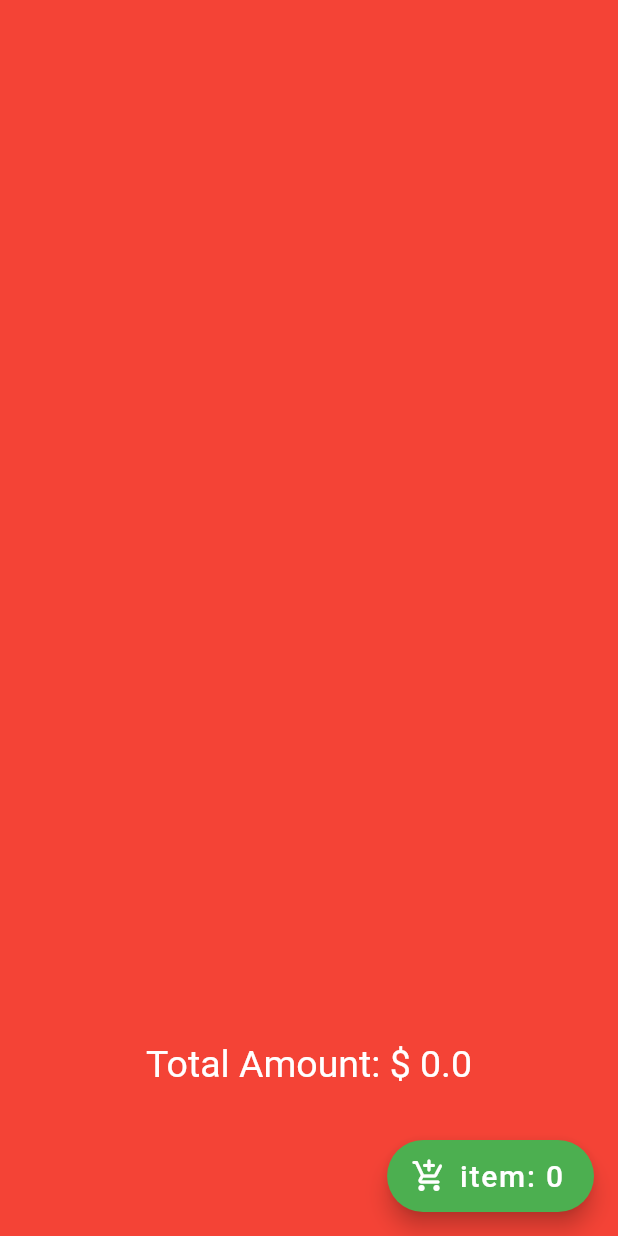
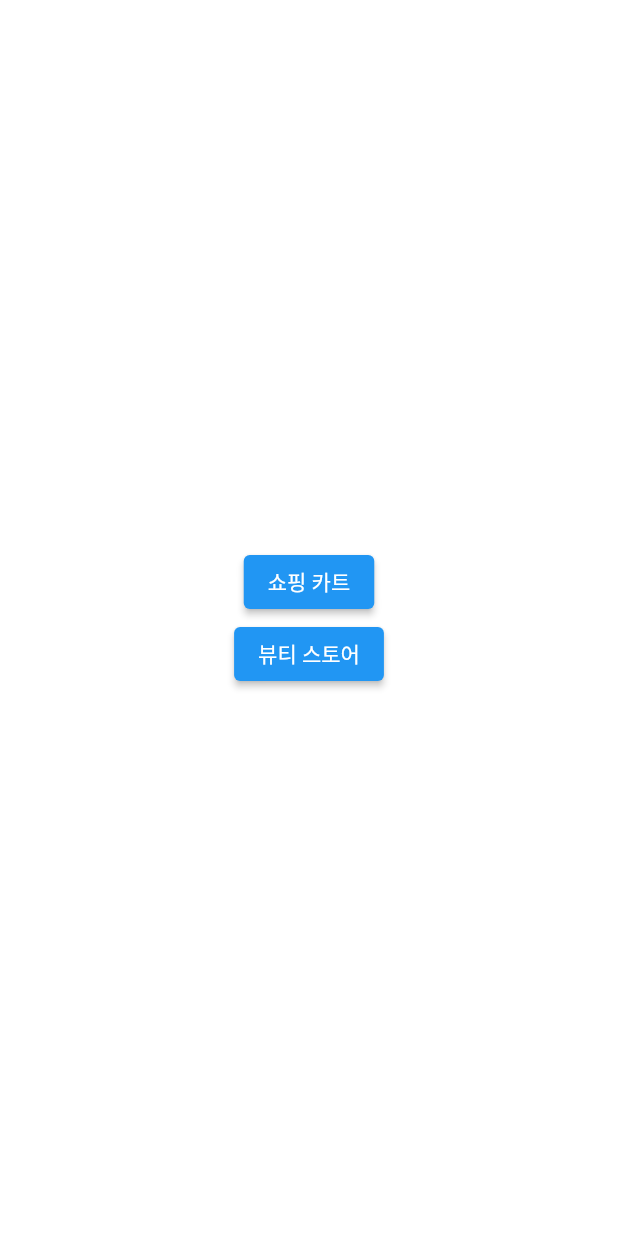
Before and after one commit to keimindev/flutter_shoppingCart, a Flutter app: the first screen one second after launch, on a phone screen of 412 x 824 dp. Run offline on Flutter 3.47's test engine with Material 2 defaults, Android fonts, the phone set to English and light mode, and no system bars; our stand-ins replace get.

```diff
--- a/lib/main.dart
+++ b/lib/main.dart
@@ -1,5 +1,7 @@
 import 'package:flutter/material.dart';
+import 'package:flutter_shopping/view/mypage.dart';
 import 'package:flutter_shopping/view/shopping_page.dart';
+import 'package:get/get.dart';
 
 void main() {
   runApp(const MyApp());
@@ -11,12 +13,38 @@ class MyApp extends StatelessWidget {
   // This widget is the root of your application.
   @override
   Widget build(BuildContext context) {
-    return MaterialApp(
+    return GetMaterialApp(
       title: 'Flutter Demo',
       theme: ThemeData(
         primarySwatch: Colors.blue,
       ),
-      home: ShoppingPage(),
+      home: const PageDirection(),
     );
   }
 }
+
+class PageDirection extends StatelessWidget {
+  const PageDirection({Key? key}) : super(key: key);
+
+  @override
+  Widget build(BuildContext context) {
+    return Column(
+      mainAxisAlignment: MainAxisAlignment.center,
+      crossAxisAlignment: CrossAxisAlignment.center,
+      children: [
+        ElevatedButton(
+          onPressed: () {
+            Get.to(() => ShoppingPage());
+          },
+          child: const Text('쇼핑 카트'),
+        ),
+        ElevatedButton(
+          onPressed: () {
+            Get.to(MyPageScreen());
+          },
+          child: const Text('뷰티 스토어'),
+        ),
+      ],
+    );
+  }
+}
```
Also changed, not shown: lib/view/mypage.dart (added, +47 -0 lines).
